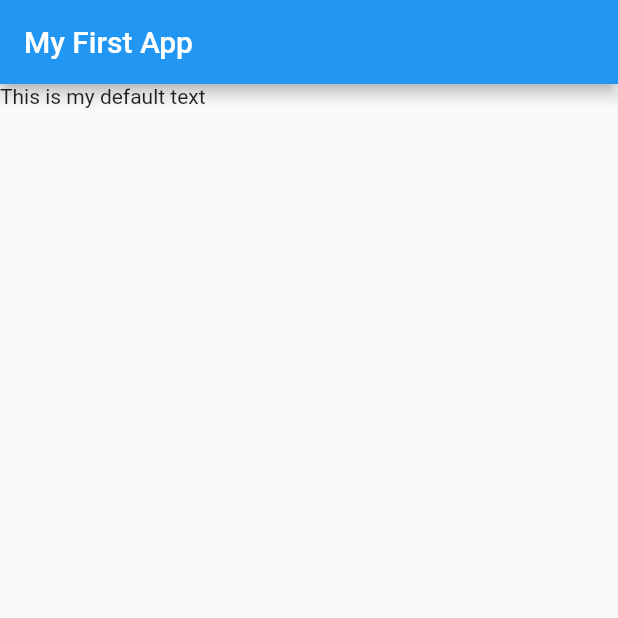
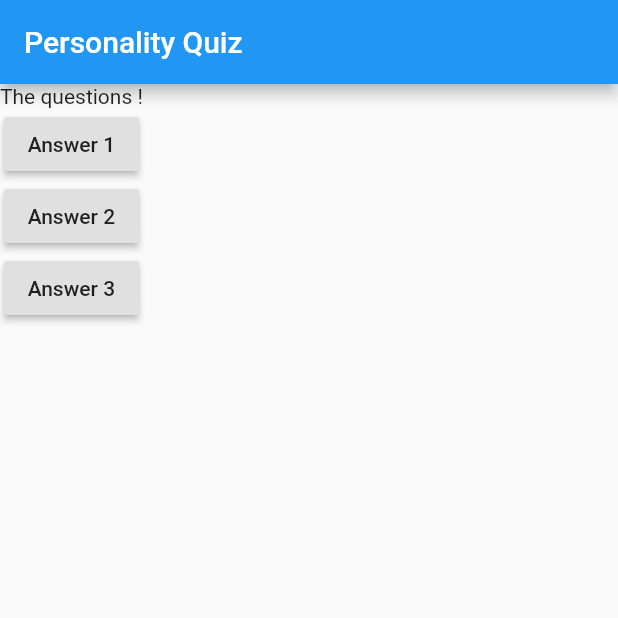
Before and after one commit to RitwickBiswas/flutter-quiz, a Flutter app: the screen it shows after launch, on a phone screen of 412 x 824 dp, the top half of it. Run offline on Flutter 3.47's test engine with Material 2 defaults, Android fonts, the phone set to English and light mode, and no system bars.

Commit message:
buttons and functions

```diff
--- a/lib/main.dart
+++ b/lib/main.dart
@@ -5,13 +5,43 @@ void main() {
 }
 
 class MyApp extends StatelessWidget {
+
+  void answerQuestion(){
+    print('Answer chosen !');
+  }
+
   @override
   Widget build(BuildContext context) {
+    var questions = [
+      'What\'s your favorite color ?',
+      'What\'s your favorite animal ?',
+    ];
     return MaterialApp(
       home: Scaffold(
-        appBar: AppBar(title: Text('My First App'),),
-        body: Text('This is my default text'),
-      ),);
+        appBar: AppBar(
+          title: Text('Personality Quiz'),
+        ),
+        body: Column(
+          children: [
+            Text('The questions !'),
+            RaisedButton(
+              child: Text('Answer 1'),
+              onPressed: answerQuestion,
+            ),
+            RaisedButton(
+              child: Text('Answer 2'),
+              onPressed: () => print("Answer 2 chosen"),
+            ),
+            RaisedButton(
+              child: Text('Answer 3'),
+              onPressed: () => {
+                print('Answer 3 long chosen'),
+              },
+            ),
+          ],
+        ),
+      ),
+    );
   }
 
 }
```
